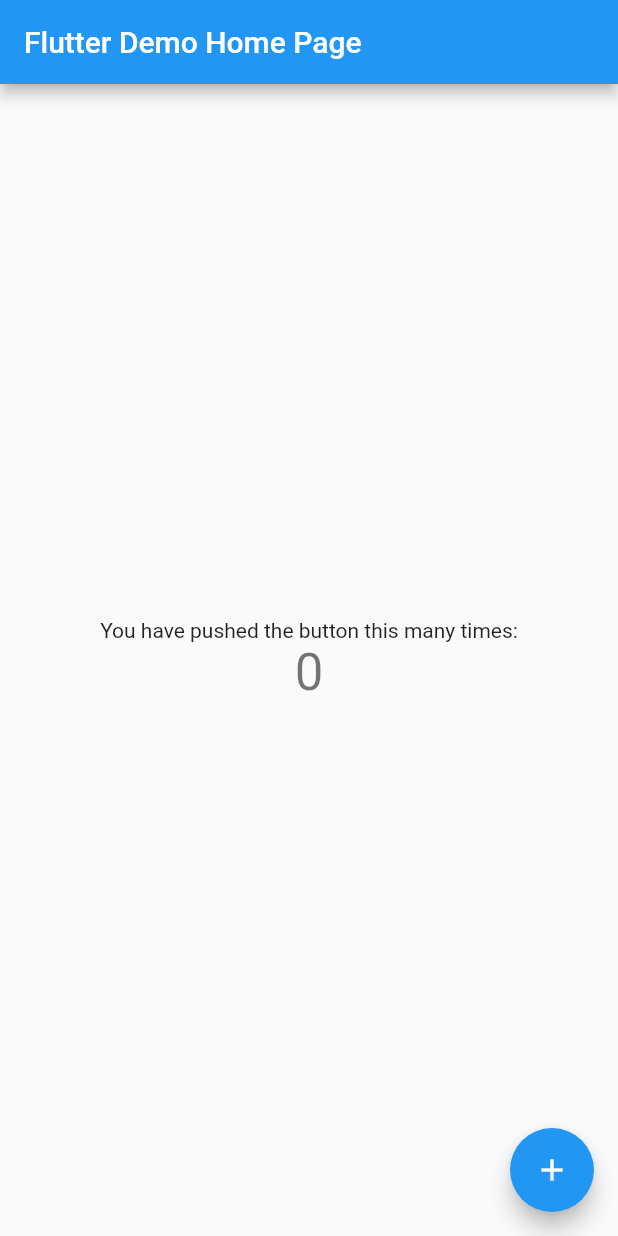
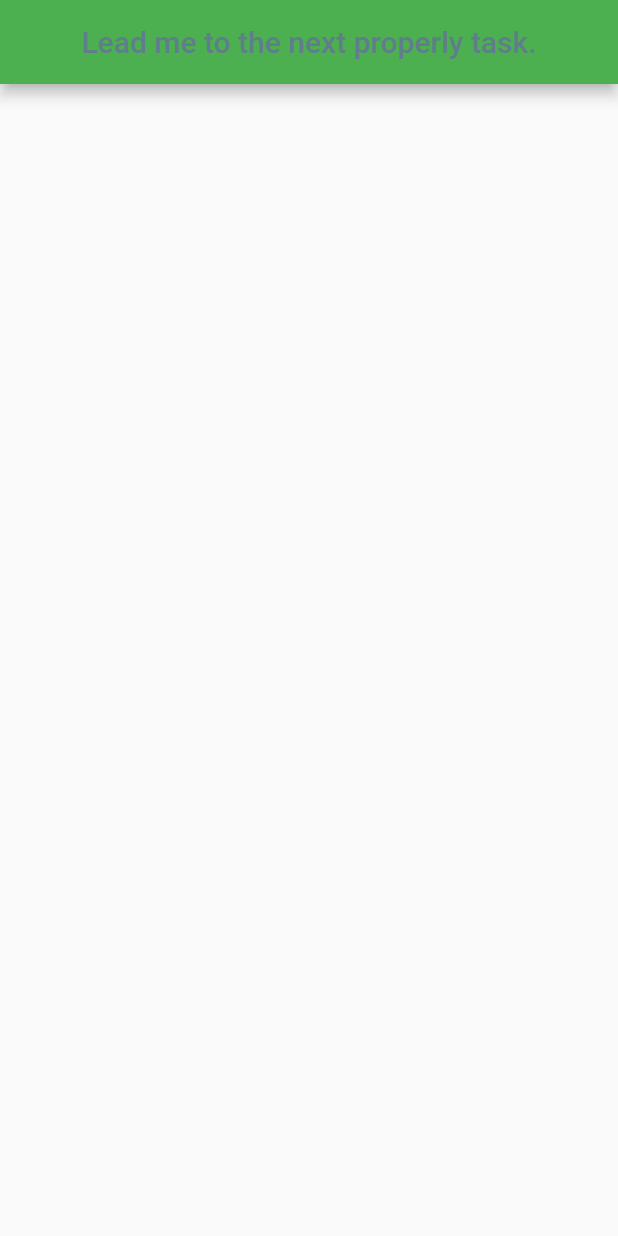
Before and after one commit to Ten0rio/life_organizer, a Flutter app: the screen it shows after launch, on a phone screen of 412 x 824 dp. Run offline on Flutter 3.47's test engine with Material 2 defaults, Android fonts, the phone set to English and light mode, and no system bars.

Commit message:
Start to design

```diff
--- a/lib/main.dart
+++ b/lib/main.dart
@@ -1,117 +1,30 @@
 import 'package:flutter/material.dart';
 
 void main() {
-  runApp(MyApp());
+  runApp(MaterialApp(
+    home: Homescreen(),
+  ));
 }
 
-class MyApp extends StatelessWidget {
-  // This widget is the root of your application.
+class Homescreen extends StatefulWidget {
+  @override
+  _HomescreenState createState() => _HomescreenState();
+}
+
+class _HomescreenState extends State<Homescreen> {
   @override
   Widget build(BuildContext context) {
-    return MaterialApp(
-      title: 'Flutter Demo',
-      theme: ThemeData(
-        // This is the theme of your application.
-        //
-        // Try running your application with "flutter run". You'll see the
-        // application has a blue toolbar. Then, without quitting the app, try
-        // changing the primarySwatch below to Colors.green and then invoke
-        // "hot reload" (press "r" in the console where you ran "flutter run",
-        // or simply save your changes to "hot reload" in a Flutter IDE).
-        // Notice that the counter didn't reset back to zero; the application
-        // is not restarted.
-        primarySwatch: Colors.blue,
-        // This makes the visual density adapt to the platform that you run
-        // the app on. For desktop platforms, the controls will be smaller and
-        // closer together (more dense) than on mobile platforms.
-        visualDensity: VisualDensity.adaptivePlatformDensity,
+    return Scaffold(
+        appBar: AppBar(
+      title: Center(
+        child: Text(
+          'Lead me to the next properly task.',
+          style: TextStyle(
+            color: Colors.blueGrey,
+          ),
+        ),
       ),
-      home: MyHomePage(title: 'Flutter Demo Home Page'),
-    );
+      backgroundColor: Colors.green,
+    ));
   }
 }
-
-class MyHomePage extends StatefulWidget {
-  MyHomePage({Key key, this.title}) : super(key: key);
-
-  // This widget is the home page of your application. It is stateful, meaning
-  // that it has a State object (defined below) that contains fields that affect
-  // how it looks.
-
-  // This class is the configuration for the state. It holds the values (in this
-  // case the title) provided by the parent (in this case the App widget) and
-  // used by the build method of the State. Fields in a Widget subclass are
-  // always marked "final".
-
-  final String title;
-
-  @override
-  _MyHomePageState createState() => _MyHomePageState();
-}
-
-class _MyHomePageState extends State<MyHomePage> {
-  int _counter = 0;
-
-  void _incrementCounter() {
-    setState(() {
-      // This call to setState tells the Flutter framework that something has
-      // changed in this State, which causes it to rerun the build method below
-      // so that the display can reflect the updated values. If we changed
-      // _counter without calling setState(), then the build method would not be
-      // called again, and so nothing would appear to happen.
-      _counter++;
-    });
-  }
-
-  @override
-  Widget build(BuildContext context) {
-    // This method is rerun every time setState is called, for instance as done
-    // by the _incrementCounter method above.
-    //
-    // The Flutter framework has been optimized to make rerunning build methods
-    // fast, so that you can just rebuild anything that needs updating rather
-    // than having to individually change instances of widgets.
-    return Scaffold(
-      appBar: AppBar(
-        // Here we take the value from the MyHomePage object that was created by
-        // the App.build method, and use it to set our appbar title.
-        title: Text(widget.title),
-      ),
-      body: Center(
-        // Center is a layout widget. It takes a single child and positions it
-        // in the middle of the parent.
-        child: Column(
-          // Column is also a layout widget. It takes a list of children and
-          // arranges them vertically. By default, it sizes itself to fit its
-          // children horizontally, and tries to be as tall as its parent.
-          //
-          // Invoke "debug painting" (press "p" in the console, choose the
-          // "Toggle Debug Paint" action from the Flutter Inspector in Android
-          // Studio, or the "Toggle Debug Paint" command in Visual Studio Code)
-          // to see the wireframe for each widget.
-          //
-          // Column has various properties to control how it sizes itself and
-          // how it positions its children. Here we use mainAxisAlignment to
-          // center the children vertically; the main axis here is the vertical
-          // axis because Columns are vertical (the cross axis would be
-          // horizontal).
-          mainAxisAlignment: MainAxisAlignment.center,
-          children: <Widget>[
-            Text(
-              'You have pushed the button this many times:',
-            ),
-            Text(
-              '$_counter',
-              style: Theme.of(context).textTheme.headline4,
-            ),
-          ],
-        ),
-      ),
-      floatingActionButton: FloatingActionButton(
-        onPressed: _incrementCounter,
-        tooltip: 'Increment',
-        child: Icon(Icons.add),
-      ), // This trailing comma makes auto-formatting nicer for build methods.
-    );
-  }
-}
```
